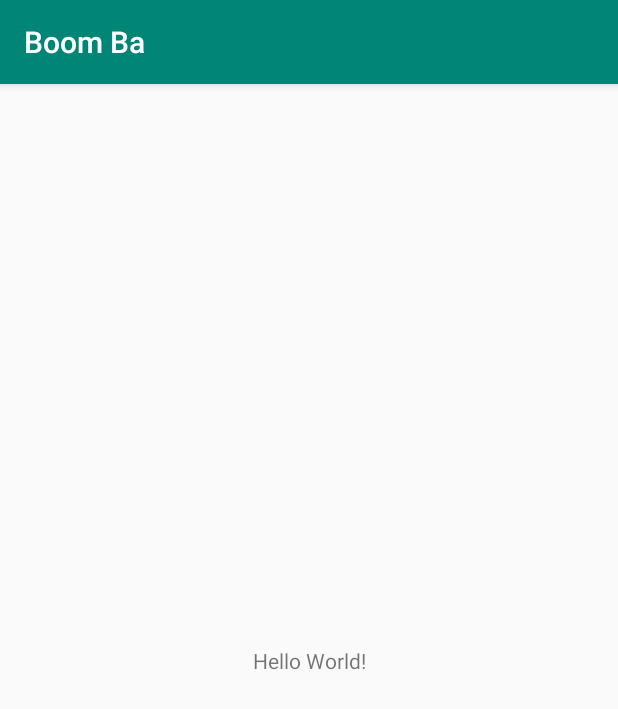
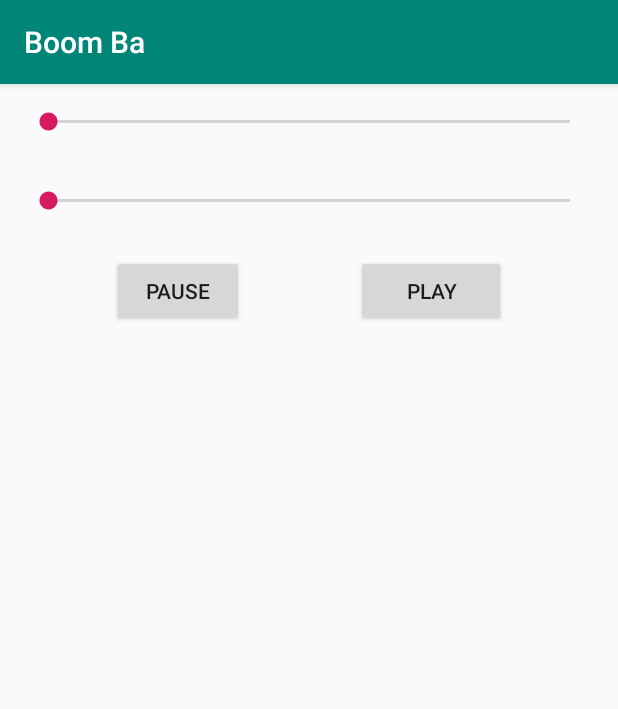
Before and after one commit to ssejjemba/PlayerApp, an Android app: the screen it shows after launch (MainActivity), on a phone screen of 412 x 824 dp. Shown: the top 709 px of the screen. Run offline under Robolectric (Android 15) with nearby library versions, the phone set to English and light mode, and no system bars.

Commit message:
Audio Player.....

```diff
--- a/app/src/main/java/daniel/ssejjemba/com/boomba/MainActivity.java
+++ b/app/src/main/java/daniel/ssejjemba/com/boomba/MainActivity.java
@@ -1,13 +1,94 @@
 package daniel.ssejjemba.com.boomba;
 
+import android.media.AudioManager;
+import android.media.MediaPlayer;
 import android.support.v7.app.AppCompatActivity;
 import android.os.Bundle;
+import android.view.View;
+import android.widget.MediaController;
+import android.widget.SeekBar;
+import android.widget.VideoView;
+
+import java.util.Timer;
+import java.util.TimerTask;
 
 public class MainActivity extends AppCompatActivity {
+
+    MediaPlayer mediaPlayer;
+    SeekBar volume, progress;
+
+    AudioManager audioManager;
 
     @Override
     protected void onCreate(Bundle savedInstanceState) {
         super.onCreate(savedInstanceState);
         setContentView(R.layout.activity_main);
+
+        audioManager = (AudioManager) getSystemService(AUDIO_SERVICE);
+
+        int maxVolume = audioManager.getStreamMaxVolume(AudioManager.STREAM_MUSIC);
+        int currentVolume = audioManager.getStreamVolume(AudioManager.STREAM_MUSIC);
+        mediaPlayer = MediaPlayer.create(this, R.raw.child);
+        volume = (SeekBar) findViewById(R.id.vol_seek);
+        progress = (SeekBar) findViewById(R.id.progress_seek);
+
+        volume.setMax(maxVolume);
+        volume.setProgress(currentVolume);
+        volume.setOnSeekBarChangeListener(new SeekBar.OnSeekBarChangeListener() {
+            @Override
+            public void onProgressChanged(SeekBar seekBar, int progress, boolean fromUser) {
+                audioManager.setStreamVolume(AudioManager.STREAM_MUSIC, progress, 0);
+            }
+
+            @Override
+            public void onStartTrackingTouch(SeekBar seekBar) {
+
+            }
+
+            @Override
+            public void onStopTrackingTouch(SeekBar seekBar) {
+
+            }
+        });
+
+
+        progress.setMax(mediaPlayer.getDuration());
+        progress.setOnSeekBarChangeListener(new SeekBar.OnSeekBarChangeListener() {
+            @Override
+            public void onProgressChanged(SeekBar seekBar, int progress, boolean fromUser) {
+
+                mediaPlayer.seekTo(progress);
+            }
+
+            @Override
+            public void onStartTrackingTouch(SeekBar seekBar) {
+
+                mediaPlayer.pause();
+            }
+
+            @Override
+            public void onStopTrackingTouch(SeekBar seekBar) {
+
+                mediaPlayer.start();
+            }
+        });
+
+        new Timer().scheduleAtFixedRate(new TimerTask() {
+            @Override
+            public void run() {
+                progress.setProgress(mediaPlayer.getCurrentPosition());
+            }
+        }, 0, 500);
+
+    }
+
+    public void play(View view){
+
+        mediaPlayer.start();
+    }
+
+    public void pause(View view){
+
+        mediaPlayer.stop();
     }
 }
--- a/app/src/main/res/layout/activity_main.xml
+++ b/app/src/main/res/layout/activity_main.xml
@@ -6,13 +6,52 @@
     android:layout_height="match_parent"
     tools:context=".MainActivity">
 
-    <TextView
+    <Button
+        android:id="@+id/btn_pause"
         android:layout_width="wrap_content"
         android:layout_height="wrap_content"
-        android:text="Hello World!"
-        app:layout_constraintBottom_toBottomOf="parent"
-        app:layout_constraintLeft_toLeftOf="parent"
-        app:layout_constraintRight_toRightOf="parent"
+        android:layout_marginStart="8dp"
+        android:layout_marginTop="16dp"
+        android:layout_marginEnd="8dp"
+        android:text="Pause"
+        android:onClick="pause"
+        app:layout_constraintEnd_toStartOf="@+id/btn_play"
+        app:layout_constraintHorizontal_bias="0.5"
+        app:layout_constraintStart_toStartOf="parent"
+        app:layout_constraintTop_toBottomOf="@+id/progress_seek" />
+
+    <Button
+        android:id="@+id/btn_play"
+        android:layout_width="100dp"
+        android:layout_height="wrap_content"
+        android:layout_marginEnd="8dp"
+        android:text="Play"
+        android:onClick="play"
+        app:layout_constraintEnd_toEndOf="parent"
+        app:layout_constraintHorizontal_bias="0.5"
+        app:layout_constraintStart_toEndOf="@+id/btn_pause"
+        app:layout_constraintTop_toTopOf="@+id/btn_pause" />
+
+    <SeekBar
+        android:id="@+id/vol_seek"
+        android:layout_width="0dp"
+        android:layout_height="wrap_content"
+        android:layout_marginStart="16dp"
+        android:layout_marginTop="16dp"
+        android:layout_marginEnd="16dp"
+        app:layout_constraintEnd_toEndOf="parent"
+        app:layout_constraintStart_toStartOf="parent"
         app:layout_constraintTop_toTopOf="parent" />
 
+    <SeekBar
+        android:id="@+id/progress_seek"
+        android:layout_width="0dp"
+        android:layout_height="40dp"
+        android:layout_marginStart="16dp"
+        android:layout_marginTop="24dp"
+        android:layout_marginEnd="16dp"
+        app:layout_constraintEnd_toEndOf="parent"
+        app:layout_constraintStart_toStartOf="parent"
+        app:layout_constraintTop_toBottomOf="@+id/vol_seek" />
+
 </android.support.constraint.ConstraintLayout>
```
Also changed, not shown: 2 other files.
